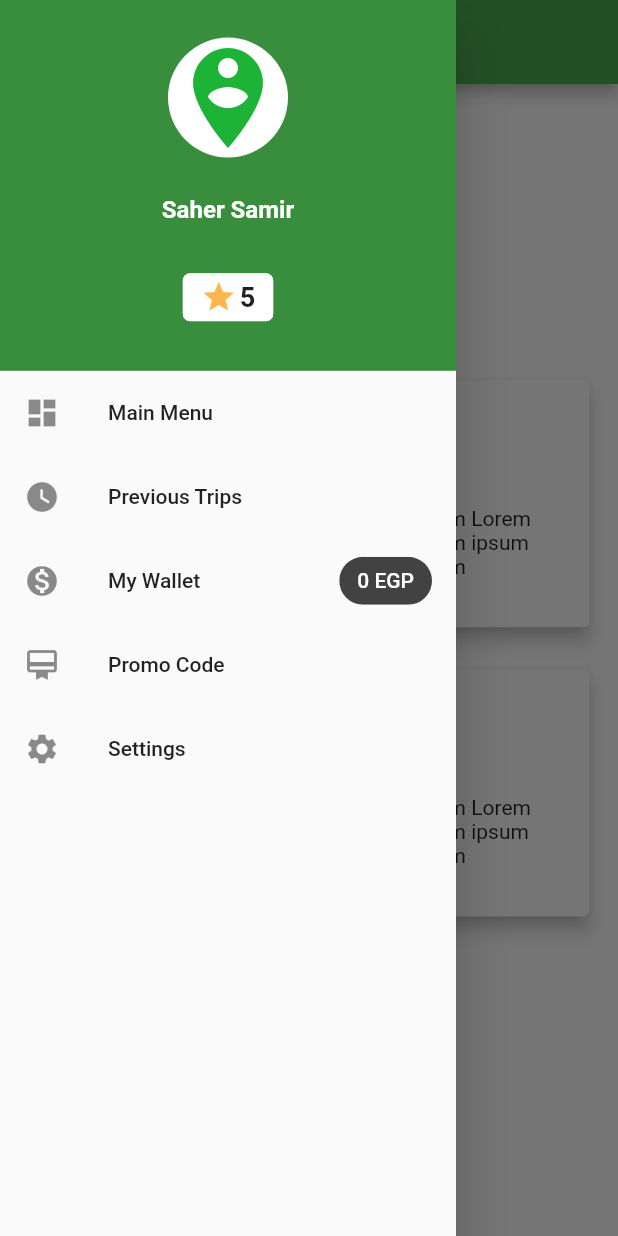
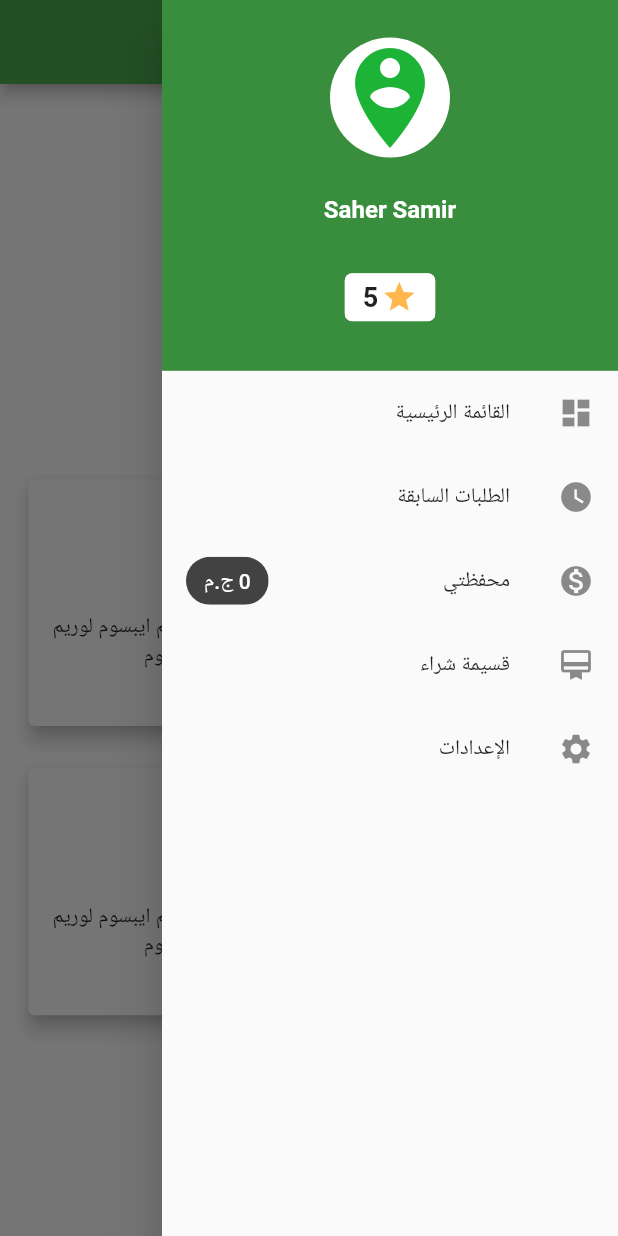
Before and after one commit to OmarYehiaDev/wassel_app, a Flutter app: the screen it shows after launch, with the side drawer open, on a phone screen of 412 x 824 dp. Run offline on Flutter 3.47's test engine with Material 2 defaults, Android fonts, the phone set to English and light mode, and no system bars; our stand-ins replace firebase_auth, firebase_storage, image_cropper, image_picker; accounts and stored records are empty.

Commit message:
Chnge language

```diff
--- a/lib/UI/screens/home.dart
+++ b/lib/UI/screens/home.dart
@@ -1,4 +1,5 @@
 import 'package:flutter/material.dart';
+import 'package:wassel_app/UI/widgets/myDrawer.dart';
 import 'uploadOrderScreen.dart';
 
 class MyHomePage extends StatefulWidget {
@@ -40,10 +41,10 @@ class _MyHomePageState extends State<MyHomePage> {
           Padding(
             padding: EdgeInsets.symmetric(
               horizontal: 15.0,
-              vertical: height * 0.05,
+              vertical: height * 0.09,
             ),
             child: Text(
-              "Our services",
+              "خدماتنا",
               style: TextStyle(
                 fontFamily: "Blue-Ocean",
                 fontWeight: FontWeight.w600,
@@ -69,7 +70,7 @@ class _MyHomePageState extends State<MyHomePage> {
                     children: <Widget>[
                       Positioned(
                         child: Align(
-                          alignment: Alignment.centerRight,
+                          alignment: Alignment.centerLeft,
                           child: Card(
                             elevation: 5,
                             child: Container(
@@ -81,7 +82,7 @@ class _MyHomePageState extends State<MyHomePage> {
                                 children: <Widget>[
                                   Padding(
                                     padding: EdgeInsets.only(
-                                      left: width * 0.07,
+                                      right: width * 0.07,
                                     ),
                                     child: Container(
                                       decoration: BoxDecoration(
@@ -91,11 +92,11 @@ class _MyHomePageState extends State<MyHomePage> {
                                       height: height * 0.038,
                                       width: width * 0.2,
                                       padding: EdgeInsets.only(
-                                        right: width * 0.032,
+                                        left: width * 0.032,
                                       ),
                                       alignment: AlignmentDirectional.centerEnd,
                                       child: Text(
-                                        "Send",
+                                        "إرسال",
                                         style: TextStyle(
                                           color: Colors.white,
                                           fontWeight: FontWeight.w500,
@@ -109,10 +110,10 @@ class _MyHomePageState extends State<MyHomePage> {
                                   ),
                                   Padding(
                                     padding: EdgeInsets.only(
-                                      left: width * 0.145,
+                                      right: width * 0.145,
                                     ),
                                     child: Text(
-                                      "Lorem ipsum Lorem ipsum Lorem ipsum Lorem ipsum Lorem ipsum Lorem ipsum Lorem ipsum",
+                                      "لوريم ايبسوم لوريم ايبسوم لوريم ايبسوم لوريم ايبسوم لوريم ايبسوم لوريم ايبسوم",
                                     ),
                                   ),
                                 ],
@@ -122,7 +123,7 @@ class _MyHomePageState extends State<MyHomePage> {
                         ),
                       ),
                       Align(
-                        alignment: Alignment.centerLeft,
+                        alignment: Alignment.centerRight,
                         child: Card(
                           elevation: 10,
                           child: Container(
@@ -159,7 +160,7 @@ class _MyHomePageState extends State<MyHomePage> {
                     children: <Widget>[
                       Positioned(
                         child: Align(
-                          alignment: Alignment.centerRight,
+                          alignment: Alignment.centerLeft,
                           child: Card(
                             elevation: 5,
                             child: Container(
@@ -171,7 +172,7 @@ class _MyHomePageState extends State<MyHomePage> {
                                 children: <Widget>[
                                   Padding(
                                     padding: EdgeInsets.only(
-                                      left: width * 0.07,
+                                      right: width * 0.07,
                                     ),
                                     child: Container(
                                       decoration: BoxDecoration(
@@ -181,11 +182,11 @@ class _MyHomePageState extends State<MyHomePage> {
                                       height: height * 0.038,
                                       width: width * 0.2,
                                       padding: EdgeInsets.only(
-                                        right: width * 0.032,
+                                        left: width * 0.032,
                                       ),
                                       alignment: AlignmentDirectional.centerEnd,
                                       child: Text(
-                                        "Buy",
+                                        "شراء",
                                         style: TextStyle(
                                           color: Colors.white,
                                           fontWeight: FontWeight.w500,
@@ -199,10 +200,10 @@ class _MyHomePageState extends State<MyHomePage> {
                                   ),
                                   Padding(
                                     padding: EdgeInsets.only(
-                                      left: width * 0.145,
+                                      right: width * 0.145,
                                     ),
                                     child: Text(
-                                      "Lorem ipsum Lorem ipsum Lorem ipsum Lorem ipsum Lorem ipsum Lorem ipsum Lorem ipsum",
+                                      "لوريم ايبسوم لوريم ايبسوم لوريم ايبسوم لوريم ايبسوم لوريم ايبسوم لوريم ايبسوم",
                                     ),
                                   ),
                                 ],
@@ -212,7 +213,7 @@ class _MyHomePageState extends State<MyHomePage> {
                         ),
                       ),
                       Align(
-                        alignment: Alignment.centerLeft,
+                        alignment: Alignment.centerRight,
                         child: Card(
                           elevation: 10,
                           child: Container(
@@ -235,91 +236,7 @@ class _MyHomePageState extends State<MyHomePage> {
           ),
         ],
       ),
-      drawer: SafeArea(
-        child: Drawer(
-          child: Column(
-            children: <Widget>[
-              Container(
-                color: Colors.green[700],
-                width: width,
-                height: height * 0.3,
-                child: Column(
-                  mainAxisAlignment: MainAxisAlignment.spaceEvenly,
-                  children: <Widget>[
-                    CircleAvatar(
-                      backgroundColor: Colors.white,
-                      child: Icon(
-                        Icons.person_pin_circle,
-                        size: 80,
-                        color: Color.fromRGBO(28, 179, 54, 1.0),
-                      ),
-                      maxRadius: 40,
-                    ),
-                    Text(
-                      "Saher Samir",
-                      style: TextStyle(
-                        color: Colors.white,
-                        fontSize: 16,
-                        fontWeight: FontWeight.w600,
-                      ),
-                    ),
-                    Chip(
-                      backgroundColor: Colors.white,
-                      shape: RoundedRectangleBorder(
-                        borderRadius: BorderRadius.circular(5),
-                      ),
-                      label: Row(
-                        mainAxisSize: MainAxisSize.min,
-                        children: <Widget>[
-                          Icon(
-                            Icons.star,
-                            color: Colors.orange[300],
-                          ),
-                          SizedBox(
-                            width: width * 0.005,
-                          ),
-                          Text(
-                            "5",
-                            style: TextStyle(
-                              fontSize: 18,
-                              fontWeight: FontWeight.w600,
-                            ),
-                          ),
-                        ],
-                      ),
-                    ),
-                  ],
-                ),
-              ),
-              ListTile(
-                leading: Icon(Icons.dashboard),
-                title: Text("Main Menu"),
-              ),
-              ListTile(
-                leading: Icon(Icons.watch_later),
-                title: Text("Previous Trips"),
-              ),
-              ListTile(
-                leading: Icon(Icons.monetization_on),
-                title: Text("My Wallet"),
-                trailing: Chip(
-                  backgroundColor: Colors.grey[800],
-                  labelStyle: TextStyle(color: Colors.white),
-                  label: Text("0 EGP"),
-                ),
-              ),
-              ListTile(
-                leading: Icon(Icons.card_membership),
-                title: Text("Promo Code"),
-              ),
-              ListTile(
-                leading: Icon(Icons.settings),
-                title: Text("Settings"),
-              ),
-            ],
-          ),
-        ),
-      ),
+      drawer: MyDrawer(),
     );
   }
 }
--- a/lib/UI/screens/uploadOrderScreen.dart
+++ b/lib/UI/screens/uploadOrderScreen.dart
@@ -22,19 +22,19 @@ class _UploadOrderScreenState extends State<UploadOrderScreen> {
       context: context,
       builder: (BuildContext context) {
         return AlertDialog(
-          title: Text("From where do you want to take the photo?"),
+          title: Text("ما هو مصدر صورة طلبك؟"),
           content: SingleChildScrollView(
             child: ListBody(
               children: <Widget>[
                 GestureDetector(
-                  child: Text("Gallery"),
+                  child: Text("معرض الصور"),
                   onTap: () {
                     pickImage(ImageSource.gallery, context);
                   },
                 ),
                 Padding(padding: EdgeInsets.all(8.0)),
                 GestureDetector(
-                  child: Text("Camera"),
+                  child: Text("الكاميرا"),
                   onTap: () {
                     pickImage(ImageSource.camera, context);
                   },
@@ -103,7 +103,7 @@ class _UploadOrderScreenState extends State<UploadOrderScreen> {
             height: height * 0.65,
             child: imageFile == null
                 ? Center(
-                    child: Text("Take or select photo"),
+                    child: Text("أدخل أو قُم بإخذ صورة لطلبك"),
                   )
                 : Image.file(imageFile),
           ),
--- /dev/null
+++ b/lib/UI/widgets/myDrawer.dart
@@ -0,0 +1,95 @@
+import 'package:flutter/material.dart';
+
+class MyDrawer extends StatelessWidget {
+  @override
+  Widget build(BuildContext context) {
+    double width = MediaQuery.of(context).size.width;
+    double height = MediaQuery.of(context).size.height;
+
+    return SafeArea(
+      child: Drawer(
+        child: Column(
+          children: <Widget>[
+            Container(
+              color: Colors.green[700],
+              width: width,
+              height: height * 0.3,
+              child: Column(
+                mainAxisAlignment: MainAxisAlignment.spaceEvenly,
+                children: <Widget>[
+                  CircleAvatar(
+                    backgroundColor: Colors.white,
+                    child: Icon(
+                      Icons.person_pin_circle,
+                      size: 80,
+                      color: Color.fromRGBO(28, 179, 54, 1.0),
+                    ),
+                    maxRadius: 40,
+                  ),
+                  Text(
+                    "Saher Samir",
+                    style: TextStyle(
+                      color: Colors.white,
+                      fontSize: 16,
+                      fontWeight: FontWeight.w600,
+                    ),
+                  ),
+                  Chip(
+                    backgroundColor: Colors.white,
+                    shape: RoundedRectangleBorder(
+                      borderRadius: BorderRadius.circular(5),
+                    ),
+                    label: Row(
+                      mainAxisSize: MainAxisSize.min,
+                      children: <Widget>[
+                        Icon(
+                          Icons.star,
+                          color: Colors.orange[300],
+                        ),
+                        SizedBox(
+                          width: width * 0.005,
+                        ),
+                        Text(
+                          "5",
+                          style: TextStyle(
+                            fontSize: 18,
+                            fontWeight: FontWeight.w600,
+                          ),
+                        ),
+                      ],
+                    ),
+                  ),
+                ],
+              ),
+            ),
+            ListTile(
+              leading: Icon(Icons.dashboard),
+              title: Text("القائمة الرئيسية"),
+            ),
+            ListTile(
+              leading: Icon(Icons.watch_later),
+              title: Text("الطلبات السابقة"),
+            ),
+            ListTile(
+              leading: Icon(Icons.monetization_on),
+              title: Text("محفظتي"),
+              trailing: Chip(
+                backgroundColor: Colors.grey[800],
+                labelStyle: TextStyle(color: Colors.white),
+                label: Text("0 ج.م"),
+              ),
+            ),
+            ListTile(
+              leading: Icon(Icons.card_membership),
+              title: Text("قسيمة شراء"),
+            ),
+            ListTile(
+              leading: Icon(Icons.settings),
+              title: Text("الإعدادات"),
+            ),
+          ],
+        ),
+      ),
+    );
+  }
+}
--- a/lib/UI/widgets/uploader.dart
+++ b/lib/UI/widgets/uploader.dart
@@ -18,11 +18,15 @@ class _UploaderState extends State<Uploader> {
   StorageUploadTask _uploadTask;
   void startUpload() {
     String filePath = "images/${DateTime.now()}.png";
-    setState(
-      () {
-        _uploadTask = _storage.ref().child(filePath).putFile(widget.file);
-      },
-    );
+    try {
+      setState(
+        () {
+          _uploadTask = _storage.ref().child(filePath).putFile(widget.file);
+        },
+      );
+    } catch (e) {
+      debugPrint(e.toString());
+    }
   }
 
   @override
@@ -38,7 +42,7 @@ class _UploaderState extends State<Uploader> {
             children: <Widget>[
               if (_uploadTask.isComplete)
                 Text(
-                  "Upload is completed",
+                  "انتهى التحميل",
                 ),
               if (_uploadTask.isPaused)
                 FlatButton(
@@ -70,7 +74,7 @@ class _UploaderState extends State<Uploader> {
           startUpload();
         },
         icon: Icon(Icons.cloud_upload),
-        label: Text("Upload image"),
+        label: Text("قُم بتحميل صورة طلبك"),
       );
     }
   }
--- a/lib/main.dart
+++ b/lib/main.dart
@@ -16,7 +16,10 @@ class MyApp extends StatelessWidget {
         primarySwatch: Colors.green,
         visualDensity: VisualDensity.adaptivePlatformDensity,
       ),
-      home: MyHomePage(),
+      home: Directionality(
+        textDirection: TextDirection.rtl,
+        child: MyHomePage(),
+      ),
     );
   }
 }
```
